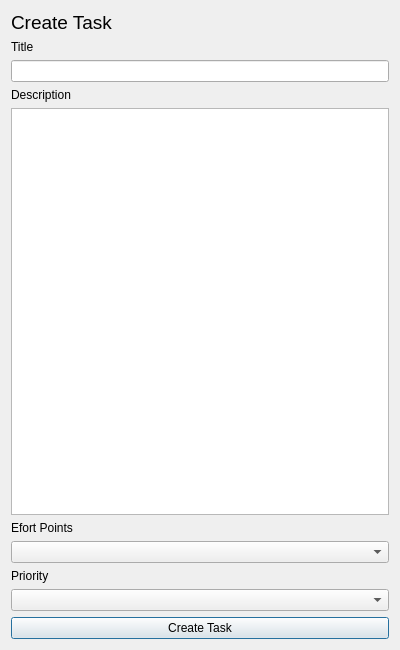
Qt form newtaskform.ui (BelchieBen/BenjaminBelcherAssessment) before a commit.
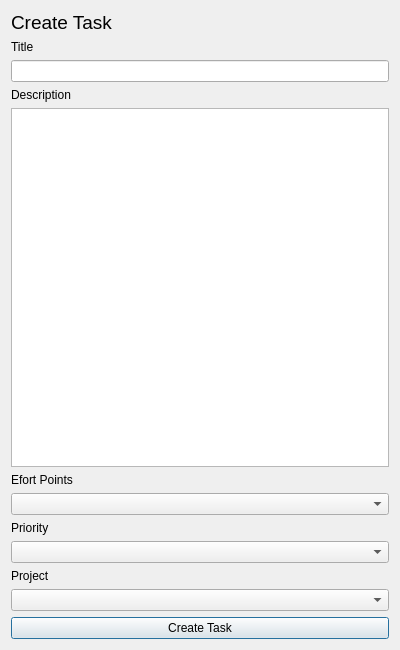
The same form after that commit.

Diff of the .ui file:
```diff
--- a/newtaskform.ui
+++ b/newtaskform.ui
@@ -74,6 +74,16 @@
      <item>
       <widget class="QComboBox" name="PriorityBox"/>
      </item>
+     <item>
+      <widget class="QLabel" name="ProjectLbl">
+       <property name="text">
+        <string>Project</string>
+       </property>
+      </widget>
+     </item>
+     <item>
+      <widget class="QComboBox" name="ProjectBox"/>
+     </item>
      <item>
       <widget class="QPushButton" name="CreateTaskBtn">
        <property name="text">
```
